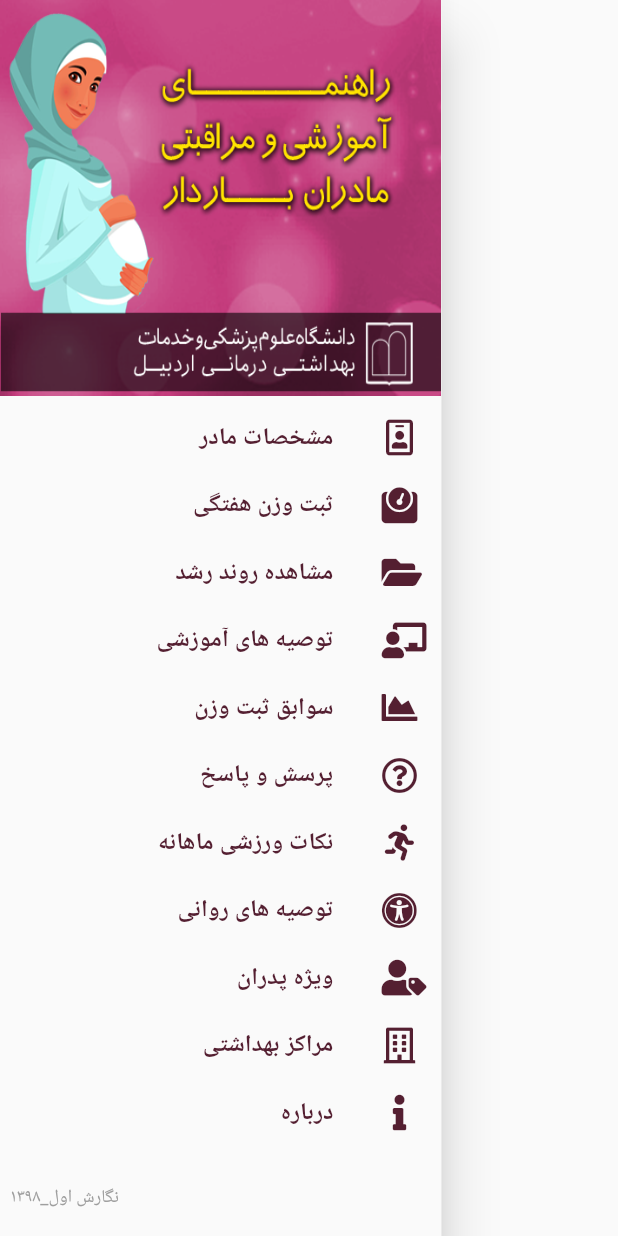
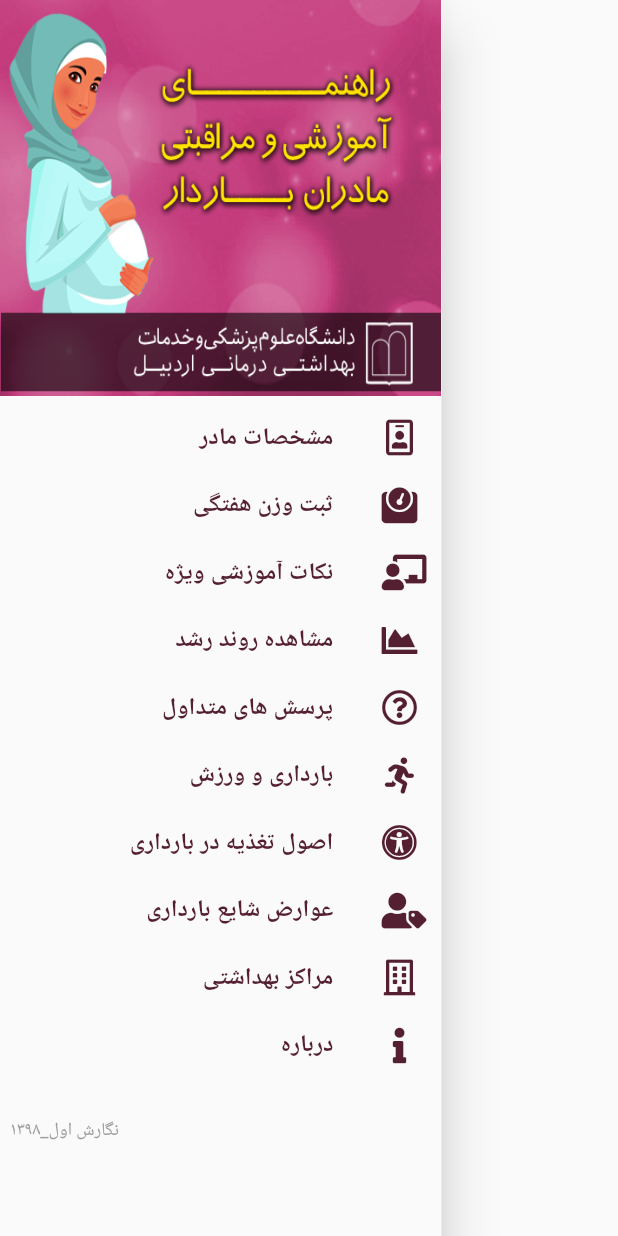
Before and after one commit to nima1998-AEC/Pregnancy, a Flutter app: the MainPageDrawer widget shown alone on an empty page, opened directly, on a phone screen of 412 x 824 dp. Run offline on Flutter 3.47's test engine with Material 2 defaults, Android fonts, the phone set to English and light mode, and no system bars; our stand-ins replace auto_size_text, charts_flutter, fluttertoast, font_awesome_flutter, shared_preferences; missing offline and left inert: persian_datepicker; accounts and stored records are empty; Roboto replaces fonts that are missing (Terafik); project files that could hold a hidden picture were left out.

Commit message:
Add Table And Change Status Color

```diff
--- a/pregnancy_app/lib/Design/LoadPageDesign.dart
+++ b/pregnancy_app/lib/Design/LoadPageDesign.dart
@@ -3,7 +3,7 @@ import 'dart:async';
 
 import 'package:pregnancy_app/Source/LoadingFunctions.dart';
 import 'package:pregnancy_app/Source/Other.dart';
-import 'package:pregnancy_app/Source/savingFunctions.dart';
+import 'package:pregnancy_app/Source/SavingFunctions.dart';
 
 class LoadPage extends StatefulWidget {
   @override
--- a/pregnancy_app/lib/Drawer/MainPageDrawer.dart
+++ b/pregnancy_app/lib/Drawer/MainPageDrawer.dart
@@ -3,9 +3,10 @@ import 'package:font_awesome_flutter/font_awesome_flutter.dart';
 import 'package:pregnancy_app/Design/AddWeightPageDesign.dart';
 import 'package:pregnancy_app/Design/HistoryPageDesign.dart';
 import 'package:pregnancy_app/Design/ProfilePageDesign.dart';
+import 'package:pregnancy_app/Source/Table.dart';
 
 class MainPageDrawer extends StatefulWidget {
-  _MainPageDrawer createState() => _MainPageDrawer();
+  State<StatefulWidget> createState() => _MainPageDrawer();
 }
 
 class _MainPageDrawer extends State<MainPageDrawer> {
@@ -63,6 +64,7 @@ class _MainPageDrawer extends State<MainPageDrawer> {
                             )),
                         height: 45,
                       ),
+
                       Container(
                         child: new Directionality(
                           textDirection: TextDirection.rtl,
@@ -98,6 +100,32 @@ class _MainPageDrawer extends State<MainPageDrawer> {
                         ),
                         height: 45,
                       ),
+
+                      Container(
+                        child: new Directionality(
+                            textDirection: TextDirection.rtl,
+                            child: Theme(
+                              data: ThemeData(
+                                highlightColor:
+                                    Color.fromARGB(255, 221, 85, 153),
+                              ),
+                              child: ListTile(
+                                title: Text("نکات آموزشی ویژه",
+                                    textDirection: TextDirection.rtl,
+                                    style: TextStyle(
+                                        fontFamily: "Terafik",
+                                        color: Color.fromARGB(255, 84, 31, 49),
+                                        fontWeight: FontWeight.bold)),
+                                leading: Icon(
+                                  FontAwesomeIcons.chalkboardTeacher,
+                                  color: Color.fromARGB(255, 84, 31, 49),
+                                  textDirection: TextDirection.rtl,
+                                ),
+                              ),
+                            )),
+                        height: 45,
+                      ),
+
                       Container(
                         child: new Directionality(
                             textDirection: TextDirection.rtl,
@@ -114,7 +142,7 @@ class _MainPageDrawer extends State<MainPageDrawer> {
                                         color: Color.fromARGB(255, 84, 31, 49),
                                         fontWeight: FontWeight.bold)),
                                 leading: Icon(
-                                  FontAwesomeIcons.solidFolderOpen,
+                                  FontAwesomeIcons.chartArea,
                                   color: Color.fromARGB(255, 84, 31, 49),
                                   textDirection: TextDirection.rtl,
                                 ),
@@ -129,54 +157,7 @@ class _MainPageDrawer extends State<MainPageDrawer> {
                             )),
                         height: 45,
                       ),
-                      Container(
-                        child: new Directionality(
-                            textDirection: TextDirection.rtl,
-                            child: Theme(
-                              data: ThemeData(
-                                highlightColor:
-                                    Color.fromARGB(255, 221, 85, 153),
-                              ),
-                              child: ListTile(
-                                title: Text("توصیه های آموزشی",
-                                    textDirection: TextDirection.rtl,
-                                    style: TextStyle(
-                                        fontFamily: "Terafik",
-                                        color: Color.fromARGB(255, 84, 31, 49),
-                                        fontWeight: FontWeight.bold)),
-                                leading: Icon(
-                                  FontAwesomeIcons.chalkboardTeacher,
-                                  color: Color.fromARGB(255, 84, 31, 49),
-                                  textDirection: TextDirection.rtl,
-                                ),
-                              ),
-                            )),
-                        height: 45,
-                      ),
-                      Container(
-                        child: new Directionality(
-                            textDirection: TextDirection.rtl,
-                            child: Theme(
-                              data: ThemeData(
-                                highlightColor:
-                                    Color.fromARGB(255, 221, 85, 153),
-                              ),
-                              child: ListTile(
-                                title: Text("سوابق ثبت وزن",
-                                    textDirection: TextDirection.rtl,
-                                    style: TextStyle(
-                                        fontFamily: "Terafik",
-                                        color: Color.fromARGB(255, 84, 31, 49),
-                                        fontWeight: FontWeight.bold)),
-                                leading: Icon(
-                                  FontAwesomeIcons.chartArea,
-                                  color: Color.fromARGB(255, 84, 31, 49),
-                                  textDirection: TextDirection.rtl,
-                                ),
-                              ),
-                            )),
-                        height: 45,
-                      ),
+
                       Container(
                         child: new Directionality(
                             textDirection: TextDirection.rtl,
@@ -187,7 +168,7 @@ class _MainPageDrawer extends State<MainPageDrawer> {
                               ),
                               child: ListTile(
                                 title: Text(
-                                  "پرسش و پاسخ",
+                                  "پرسش های متداول",
                                   textDirection: TextDirection.rtl,
                                   style: TextStyle(
                                       color: Color.fromARGB(255, 84, 31, 49),
@@ -202,6 +183,7 @@ class _MainPageDrawer extends State<MainPageDrawer> {
                             )),
                         height: 45,
                       ),
+
                       Container(
                         child: new Directionality(
                             textDirection: TextDirection.rtl,
@@ -211,7 +193,7 @@ class _MainPageDrawer extends State<MainPageDrawer> {
                                     Color.fromARGB(255, 221, 85, 153),
                               ),
                               child: ListTile(
-                                title: Text("نکات ورزشی ماهانه",
+                                title: Text("بارداری و ورزش",
                                     textDirection: TextDirection.rtl,
                                     style: TextStyle(
                                         fontFamily: "Terafik",
@@ -225,7 +207,9 @@ class _MainPageDrawer extends State<MainPageDrawer> {
                               ),
                             )),
                         height: 45,
-                      ), //
+                      ),
+
+                      //
                       Container(
                         child: new Directionality(
                             textDirection: TextDirection.rtl,
@@ -235,7 +219,7 @@ class _MainPageDrawer extends State<MainPageDrawer> {
                                     Color.fromARGB(255, 221, 85, 153),
                               ),
                               child: ListTile(
-                                title: Text("توصیه های روانی",
+                                title: Text("اصول تغذیه در بارداری",
                                     textDirection: TextDirection.rtl,
                                     style: TextStyle(
                                         fontFamily: "Terafik",
@@ -250,6 +234,7 @@ class _MainPageDrawer extends State<MainPageDrawer> {
                             )),
                         height: 45,
                       ),
+
                       Container(
                         child: new Directionality(
                             textDirection: TextDirection.rtl,
@@ -259,7 +244,7 @@ class _MainPageDrawer extends State<MainPageDrawer> {
                                     Color.fromARGB(255, 221, 85, 153),
                               ),
                               child: ListTile(
-                                title: Text("ویژه پدران",
+                                title: Text("عوارض شایع بارداری",
                                     textDirection: TextDirection.rtl,
                                     style: TextStyle(
                                         fontFamily: "Terafik",
@@ -274,6 +259,7 @@ class _MainPageDrawer extends State<MainPageDrawer> {
                             )),
                         height: 45,
                       ),
+
                       Container(
                         height: 45,
                         child: new Directionality(
@@ -298,6 +284,7 @@ class _MainPageDrawer extends State<MainPageDrawer> {
                               ),
                             )),
                       ),
+
                       new Directionality(
                           textDirection: TextDirection.rtl,
                           child: Theme(
@@ -316,8 +303,18 @@ class _MainPageDrawer extends State<MainPageDrawer> {
                                 color: Color.fromARGB(255, 84, 31, 49),
                                 textDirection: TextDirection.rtl,
                               ),
+                              onTap: () {
+                                Navigator.push(
+                                  context,
+                                  MaterialPageRoute(
+                                    builder: (BuildContext context) =>
+                                        TableDesign(),
+                                  ),
+                                );
+                              },
                             ),
                           )),
+
                       SizedBox(
                         height: 20,
                       ),
```
Also changed, not shown: pregnancy_app/lib/Design/ProfilePageDesign.dart (+28 -7 lines), pregnancy_app/lib/Source/ProfilePageSource.dart (+6 -6 lines), pregnancy_app/lib/Source/Table.dart (added, +54 -0 lines), pregnancy_app/pubspec.lock.
